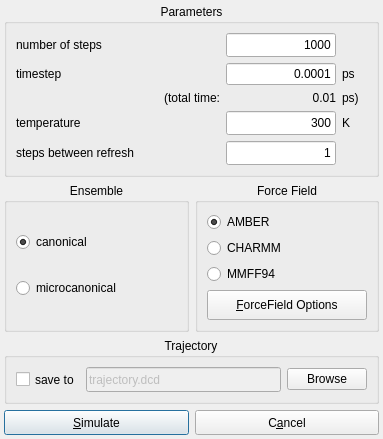
This is source/VIEW/DIALOGS/molecularDynamicsDialog.ui in BALL-Project/ball as Qt 5 draws it before an edit. The edited form follows.
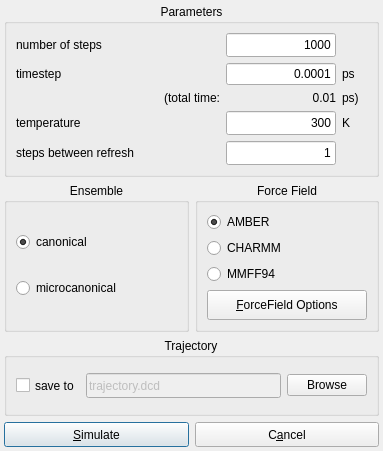
This is the edited form.

Patch:
```diff
--- a/source/VIEW/DIALOGS/molecularDynamicsDialog.ui
+++ b/source/VIEW/DIALOGS/molecularDynamicsDialog.ui
@@ -3,19 +3,17 @@
  <comment></comment>
  <exportmacro></exportmacro>
  <class>MolecularDynamicsDialogData</class>
- <widget class="QDialog" name="MolecularDynamicsDialogData" >
-  <property name="geometry" >
+ <widget class="QDialog" name="MolecularDynamicsDialogData">
+  <property name="geometry">
    <rect>
     <x>0</x>
     <y>0</y>
     <width>383</width>
-    <height>424</height>
+    <height>451</height>
    </rect>
   </property>
-  <property name="sizePolicy" >
-   <sizepolicy>
-    <hsizetype>5</hsizetype>
-    <vsizetype>5</vsizetype>
+  <property name="sizePolicy">
+   <sizepolicy hsizetype="Preferred" vsizetype="Preferred">
     <horstretch>0</horstretch>
     <verstretch>0</verstretch>
    </sizepolicy>
@@ -42,15 +40,22 @@
    <property name="margin" >
     <number>4</number>
    </property>
-   <property name="spacing" >
+   <property name="topMargin">
+    <number>4</number>
+   </property>
+   <property name="rightMargin">
+    <number>4</number>
+   </property>
+   <property name="bottomMargin">
+    <number>4</number>
+   </property>
+   <property name="spacing">
     <number>6</number>
    </property>
-   <item row="3" column="1" >
-    <widget class="QPushButton" name="cancel_button" >
-     <property name="sizePolicy" >
-      <sizepolicy>
-       <hsizetype>5</hsizetype>
-       <vsizetype>5</vsizetype>
+   <item row="3" column="1">
+    <widget class="QPushButton" name="cancel_button">
+     <property name="sizePolicy">
+      <sizepolicy hsizetype="Preferred" vsizetype="Preferred">
        <horstretch>0</horstretch>
        <verstretch>0</verstretch>
       </sizepolicy>
@@ -81,12 +86,10 @@
      </property>
     </widget>
    </item>
-   <item row="3" column="0" >
-    <widget class="QPushButton" name="start_button" >
-     <property name="sizePolicy" >
-      <sizepolicy>
-       <hsizetype>5</hsizetype>
-       <vsizetype>5</vsizetype>
+   <item row="3" column="0">
+    <widget class="QPushButton" name="start_button">
+     <property name="sizePolicy">
+      <sizepolicy hsizetype="Preferred" vsizetype="Preferred">
        <horstretch>0</horstretch>
        <verstretch>0</verstretch>
       </sizepolicy>
@@ -117,12 +120,10 @@
      </property>
     </widget>
    </item>
-   <item row="2" column="0" colspan="2" >
-    <widget class="QGroupBox" name="GroupBox2_2" >
-     <property name="sizePolicy" >
-      <sizepolicy>
-       <hsizetype>5</hsizetype>
-       <vsizetype>3</vsizetype>
+   <item row="2" column="0" colspan="2">
+    <widget class="QGroupBox" name="GroupBox2_2">
+     <property name="sizePolicy">
+      <sizepolicy hsizetype="Preferred" vsizetype="MinimumExpanding">
        <horstretch>0</horstretch>
        <verstretch>0</verstretch>
       </sizepolicy>
@@ -137,15 +138,22 @@
       <property name="margin" >
        <number>9</number>
       </property>
-      <property name="spacing" >
+      <property name="topMargin">
+       <number>9</number>
+      </property>
+      <property name="rightMargin">
+       <number>9</number>
+      </property>
+      <property name="bottomMargin">
+       <number>9</number>
+      </property>
+      <property name="spacing">
        <number>6</number>
       </property>
-      <item row="0" column="0" >
-       <widget class="QCheckBox" name="enable_dcd" >
-        <property name="sizePolicy" >
-         <sizepolicy>
-          <hsizetype>1</hsizetype>
-          <vsizetype>5</vsizetype>
+      <item row="0" column="0">
+       <widget class="QCheckBox" name="enable_dcd">
+        <property name="sizePolicy">
+         <sizepolicy hsizetype="Minimum" vsizetype="Preferred">
           <horstretch>0</horstretch>
           <verstretch>0</verstretch>
          </sizepolicy>
@@ -170,10 +178,8 @@
         <property name="enabled" >
          <bool>false</bool>
         </property>
-        <property name="sizePolicy" >
-         <sizepolicy>
-          <hsizetype>7</hsizetype>
-          <vsizetype>0</vsizetype>
+        <property name="sizePolicy">
+         <sizepolicy hsizetype="Expanding" vsizetype="Fixed">
           <horstretch>0</horstretch>
           <verstretch>0</verstretch>
          </sizepolicy>
@@ -746,8 +752,7 @@
    </item>
   </layout>
  </widget>
- <layoutdefault spacing="6" margin="11" />
- <pixmapfunction></pixmapfunction>
+ <layoutdefault spacing="6" margin="11"/>
  <tabstops>
   <tabstop>steps_lineedit</tabstop>
   <tabstop>timestep_linedit</tabstop>
```
Left out of the diff: 465 changed lines with no effect on the pictures.
